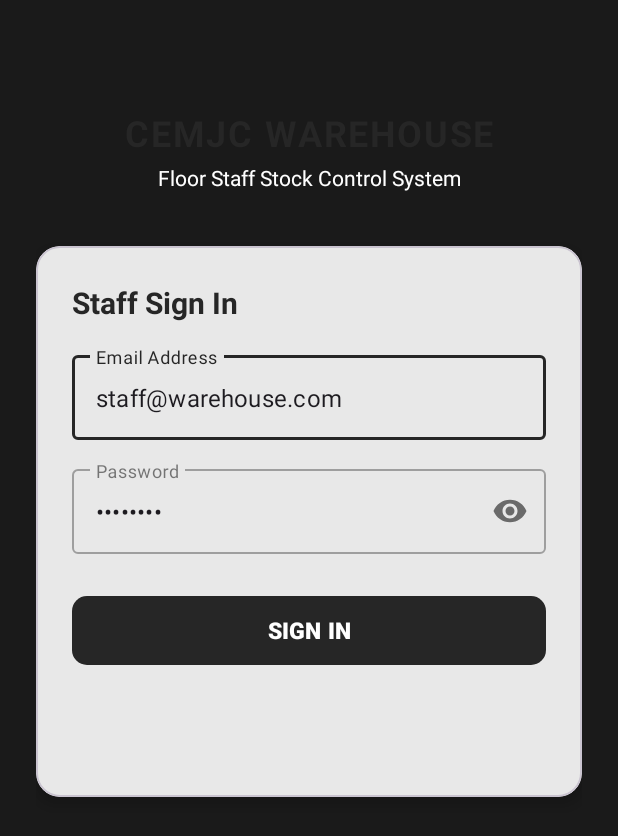
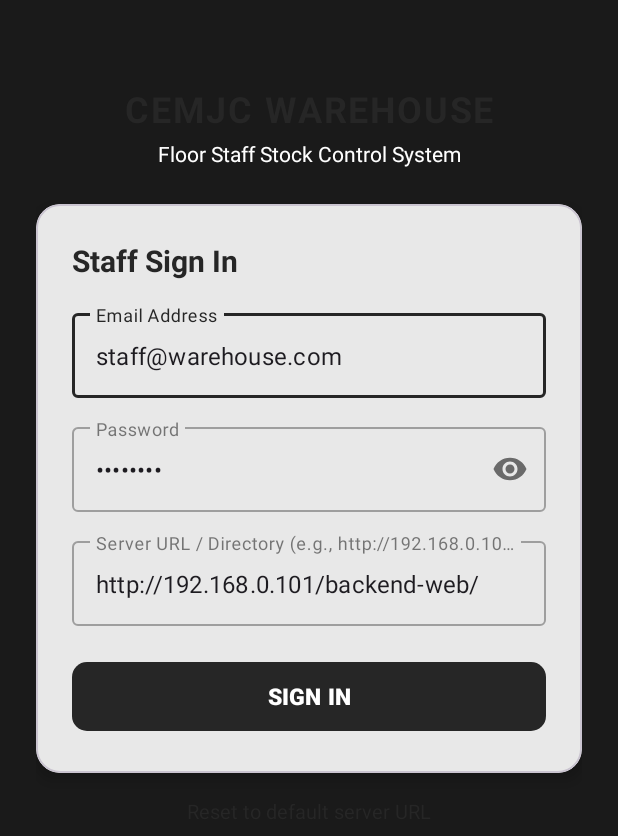
Before and after one commit to emirchiac-cloud/warehouse_test, an Android app: the screen it shows after launch (LoginActivity), after a tap on "SIGN IN", on a phone screen of 412 x 824 dp. Shown: the top 836 px of the screen. Run offline under Robolectric (Android 15) with nearby library versions, the phone set to English and light mode, and no system bars; 3 statements that could not run were skipped.

Commit message:
Add server directory and URL input section directly to Login screen

```diff
--- a/android-app/app/src/main/java/com/emir/warehouse/LoginActivity.java
+++ b/android-app/app/src/main/java/com/emir/warehouse/LoginActivity.java
@@ -8,7 +8,6 @@ import android.widget.ProgressBar;
 import android.widget.TextView;
 import android.widget.Toast;
 
-import androidx.appcompat.app.AlertDialog;
 import androidx.appcompat.app.AppCompatActivity;
 
 import com.emir.warehouse.model.User;
@@ -28,6 +27,7 @@ public class LoginActivity extends AppCompatActivity {
 
     private EditText etEmail;
     private EditText etPassword;
+    private EditText etServerUrl;
     private MaterialButton btnLogin;
     private ProgressBar progressBar;
     private TextView tvServerConfig;
@@ -49,22 +49,35 @@ public class LoginActivity extends AppCompatActivity {
 
         etEmail = findViewById(R.id.etEmail);
         etPassword = findViewById(R.id.etPassword);
+        etServerUrl = findViewById(R.id.etServerUrl);
         btnLogin = findViewById(R.id.btnLogin);
         progressBar = findViewById(R.id.progressBar);
         tvServerConfig = findViewById(R.id.tvServerConfig);
 
+        // Pre-fill server URL / directory
+        etServerUrl.setText(sessionManager.getServerUrl());
+
         btnLogin.setOnClickListener(v -> performLogin());
 
-        tvServerConfig.setOnClickListener(v -> showServerConfigDialog());
+        tvServerConfig.setOnClickListener(v -> {
+            sessionManager.setServerUrl(ApiClient.DEFAULT_BASE_URL);
+            etServerUrl.setText(ApiClient.DEFAULT_BASE_URL);
+            Toast.makeText(this, "Reset to default server URL", Toast.LENGTH_SHORT).show();
+        });
     }
 
     private void performLogin() {
         String email = etEmail.getText().toString().trim();
         String password = etPassword.getText().toString().trim();
+        String serverUrl = etServerUrl.getText().toString().trim();
 
         if (email.isEmpty() || password.isEmpty()) {
             Toast.makeText(this, "Please enter email and password", Toast.LENGTH_SHORT).show();
             return;
+        }
+
+        if (!serverUrl.isEmpty()) {
+            sessionManager.setServerUrl(serverUrl);
         }
 
         progressBar.setVisibility(View.VISIBLE);
@@ -114,24 +127,4 @@ public class LoginActivity extends AppCompatActivity {
         startActivity(intent);
         finish();
     }
-
-    private void showServerConfigDialog() {
-        AlertDialog.Builder builder = new AlertDialog.Builder(this);
-        builder.setTitle("Server Backend URL");
-
-        final EditText input = new EditText(this);
-        input.setText(sessionManager.getServerUrl());
-        input.setPadding(32, 24, 32, 24);
-        builder.setView(input);
-
-        builder.setPositiveButton("Save", (dialog, which) -> {
-            String url = input.getText().toString().trim();
-            if (!url.isEmpty()) {
-                sessionManager.setServerUrl(url);
-                Toast.makeText(this, "Server URL updated", Toast.LENGTH_SHORT).show();
-            }
-        });
-        builder.setNegativeButton("Cancel", (dialog, which) -> dialog.cancel());
-        builder.show();
-    }
 }
--- a/android-app/app/src/main/res/layout/activity_login.xml
+++ b/android-app/app/src/main/res/layout/activity_login.xml
@@ -16,7 +16,7 @@
             android:id="@+id/tvLogoTitle"
             android:layout_width="wrap_content"
             android:layout_height="wrap_content"
-            android:layout_marginTop="48dp"
+            android:layout_marginTop="32dp"
             android:text="CEMJC WAREHOUSE"
             android:textColor="@color/accent_cyan"
             android:textSize="24sp"
@@ -43,7 +43,7 @@
             android:id="@+id/cardLogin"
             android:layout_width="match_parent"
             android:layout_height="wrap_content"
-            android:layout_marginTop="36dp"
+            android:layout_marginTop="24dp"
             app:cardCornerRadius="16dp"
             app:cardElevation="6dp"
             app:cardBackgroundColor="@color/white"
@@ -86,7 +86,7 @@
                 <com.google.android.material.textfield.TextInputLayout
                     android:layout_width="match_parent"
                     android:layout_height="wrap_content"
-                    android:layout_marginBottom="24dp"
+                    android:layout_marginBottom="14dp"
                     android:hint="Password"
                     app:passwordToggleEnabled="true"
                     style="@style/Widget.MaterialComponents.TextInputLayout.OutlinedBox">
@@ -97,6 +97,21 @@
                         android:layout_height="wrap_content"
                         android:inputType="textPassword"
                         android:text="staff123" />
+                </com.google.android.material.textfield.TextInputLayout>
+
+                <!-- Server URL / Directory Input Section -->
+                <com.google.android.material.textfield.TextInputLayout
+                    android:layout_width="match_parent"
+                    android:layout_height="wrap_content"
+                    android:layout_marginBottom="20dp"
+                    android:hint="Server URL / Directory (e.g., http://192.168.0.101/backend-web/)"
+                    style="@style/Widget.MaterialComponents.TextInputLayout.OutlinedBox">
+
+                    <com.google.android.material.textfield.TextInputEditText
+                        android:id="@+id/etServerUrl"
+                        android:layout_width="match_parent"
+                        android:layout_height="wrap_content"
+                        android:inputType="textUri" />
                 </com.google.android.material.textfield.TextInputLayout>
 
                 <!-- Login Button -->
@@ -127,8 +142,8 @@
             android:id="@+id/tvServerConfig"
             android:layout_width="wrap_content"
             android:layout_height="wrap_content"
-            android:layout_marginTop="24dp"
-            android:text="Configure Server URL (Default: 10.0.2.2)"
+            android:layout_marginTop="16dp"
+            android:text="Reset to default server URL"
             android:textColor="@color/accent_cyan"
             android:textSize="13sp"
             app:layout_constraintEnd_toEndOf="parent"
```
